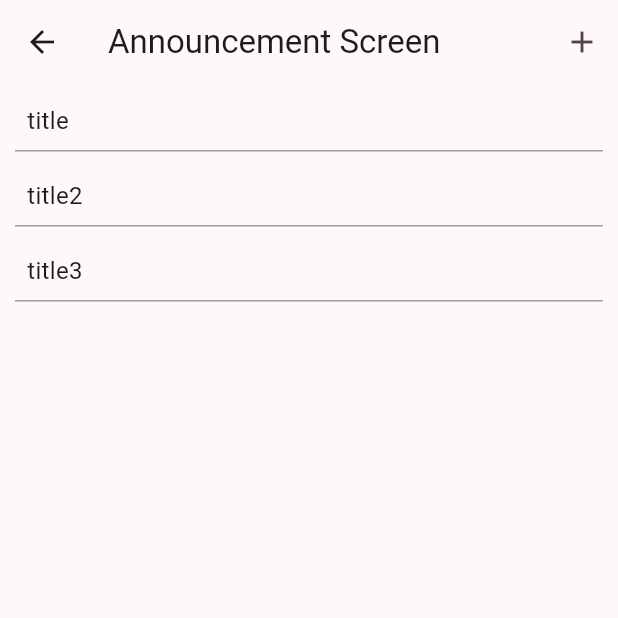
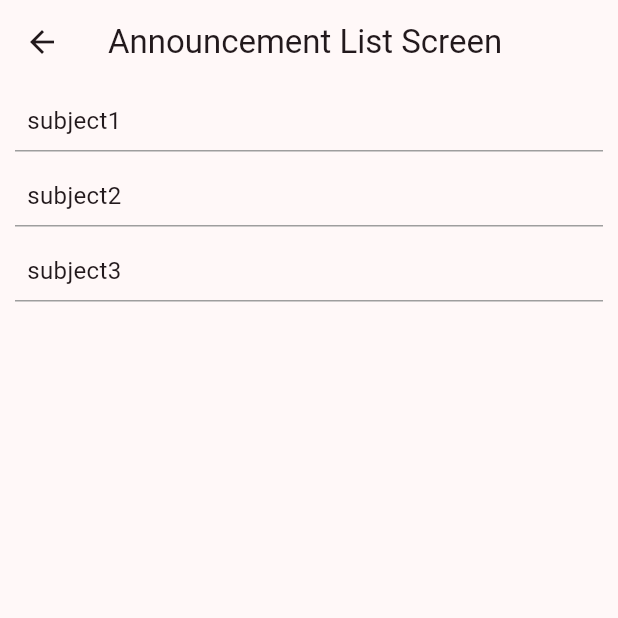
Before and after one commit to Team-BBUL/parttime-scheduler-front-employee, a Flutter app: the screen it shows after launch, after a tap on the "add" icon, on a phone screen of 412 x 824 dp, the top half of it. Run offline on Flutter 3.47's test engine with Material 2 defaults, Android fonts, the phone set to English and light mode, and no system bars; our stand-ins replace flutter_layout_grid, flutter_svg.

Commit message:
공지사항 조회 화면 구현

```diff
--- a/lib/data/model/announcement.dart
+++ b/lib/data/model/announcement.dart
@@ -1,12 +1,28 @@
 class Announcement{
-  String title;
-  String content;
+  String id;
+  String subject;
+  String body;
+  String photo;
+  String timestamp;
 
-  Announcement({required this.title, required this.content});
+  Announcement({required this.id, required this.subject, required this.body, required this.photo, required this.timestamp});
 
-  @override
-  String toString() {
-    // TODO: implement toString
-    return title;
+  factory Announcement.fromJson(Map<String, dynamic> json) {
+    return Announcement(
+      id: json['id'],
+      subject: json['subject'],
+      body: json['body'],
+      photo: json['photo'],
+      timestamp: json['timestamp'],
+    );
+  }
+  Map<String, dynamic> toJson() {
+    return {
+      'id': id,
+      'subject': subject,
+      'body': body,
+      'photo': photo,
+      'timestamp': timestamp,
+    };
   }
 }
--- /dev/null
+++ b/lib/data/repository/announcement_repository.dart
@@ -0,0 +1,6 @@
+import '../model/announcement.dart';
+
+abstract class AnnouncementRepository {
+  Future<dynamic> getAnnouncement(String announcementId);
+  Future<List<dynamic>> getAnnouncementList();
+}
--- /dev/null
+++ b/lib/data/repository/announcement_repository_mock.dart
@@ -0,0 +1,50 @@
+import '../model/announcement.dart';
+import 'announcement_repository.dart';
+
+class MockAnnouncementRepository implements AnnouncementRepository {
+
+  @override
+  Future<dynamic> getAnnouncement(String param1) async {
+    print('MockAnnouncementRepository.getAnnouncement ${param1}}');
+    dynamic mockData = {
+      'id': param1,
+      'subject': 'subject1',
+      'body': 'content1',
+      'photo': 'photo',
+      'timestamp': 'timestamp'
+    };
+    return mockData;
+  }
+
+  @override
+  Future<List<dynamic>> getAnnouncementList() async {
+    print('MockAnnouncementRepository.getAnnouncementList ${DateTime.now()}}');
+    List<dynamic> testData = [
+      {
+        "id": "1",
+        'subject': 'subject1',
+        'body': 'content1',
+        'photo': 'photo',
+        'timestamp': 'timestamp'
+      },
+      {
+        "id": "2",
+        'subject': 'subject2',
+        'body': 'content2',
+        'photo': 'photo',
+        'timestamp': 'timestamp'
+      },
+      {
+        "id": "3",
+        'subject': 'subject3',
+        'body': 'content3',
+        'photo': 'photo',
+        'timestamp': 'timestamp'
+      }
+    ];
+
+    // 아이템 이름만 추출
+    // final List announcementTitles = testData.map((item) => item['subject']).toList();
+    return testData;
+  }
+}
--- a/lib/view/announcement.dart
+++ /dev/null
@@ -1,96 +0,0 @@
-import 'package:flutter/material.dart';
-import 'package:provider/provider.dart';
-import '../view_model/announcement_view_model.dart';
-
-class AnnouncementScreen extends StatelessWidget{
-  const AnnouncementScreen({super.key});
-
-  @override
-  Widget build(BuildContext context) {
-    return Scaffold(
-      appBar: AppBar(
-        title: const Text('Announcement Screen'),
-          actions: <Widget>[
-            IconButton(
-              icon: const Icon(Icons.add),
-              tooltip: 'Go to the next page',
-              onPressed: () {
-                Navigator.push(context, MaterialPageRoute<void>(
-                  builder: (BuildContext context) => AnnouncementCreateScreen(),
-                ));
-              },
-            ),
-          ]
-      ),
-      body: Consumer<AnnouncementViewModel>(
-        builder:(context, viewModel,child){
-          return Column(
-            mainAxisAlignment: MainAxisAlignment.start,
-            children: viewModel.announcement
-            .map((e) => Container(
-                margin: const EdgeInsets.symmetric(vertical: 5,horizontal: 10),
-                decoration: const BoxDecoration(
-                  border: Border(
-                      bottom : BorderSide(width: 1, color: Colors.grey)
-                  ),
-                ),
-                child: Row(
-                  children: [
-                    Padding(
-                      padding: EdgeInsets.all(8),
-                      child: Text(e.title, style: TextStyle(fontSize: 16)),
-                    ),
-                  ],
-                )
-            )).toList(),
-          );
-        }
-      ),
-    );
-  }
-}
-
-class AnnouncementCreateScreen extends StatefulWidget{
-  const AnnouncementCreateScreen({super.key});
-
-  @override
-  State<StatefulWidget> createState() => _AnnouncementCreateState();
-
-}
-class _AnnouncementCreateState extends State<AnnouncementCreateScreen>{
-  @override
-  Widget build(BuildContext context) {
-    return Scaffold(
-      appBar: AppBar(
-        title: const Text('Create Announcement Screen'),
-      ),
-      body: Padding(
-        padding: const EdgeInsets.all(8),
-        child: Column(
-          children: [
-            TextFormField(
-              decoration: const InputDecoration(
-                border: UnderlineInputBorder(),
-                labelText: '글 제목',
-              ),
-            ),
-            const TextField(
-              decoration: InputDecoration(
-                labelText: '내용을 입력하세요',
-              ),
-            ),
-          ],
-        )
-      ),
-      bottomSheet: Padding(
-        padding: const EdgeInsets.all(8),
-        child:Row(
-          children: [
-            Image.asset('assets/image/no-image.png')
-          ],
-        )
-      ),
-    );
-  }
-
-}
--- /dev/null
+++ b/lib/view/announcement_list.dart
@@ -0,0 +1,51 @@
+import 'package:flutter/material.dart';
+import 'package:provider/provider.dart';
+import 'package:sidam_employee/view/announcement_page.dart';
+import '../view_model/announcement_view_model.dart';
+
+class AnnouncementListScreen extends StatelessWidget{
+  const AnnouncementListScreen({super.key});
+
+  @override
+  Widget build(BuildContext context) {
+    return Scaffold(
+      appBar: AppBar(
+          title: const Text('Announcement List Screen'),
+      ),
+      body: Consumer<AnnouncementViewModel>(
+          builder:(context, viewModel,child){
+            return Column(
+              mainAxisAlignment: MainAxisAlignment.start,
+              children: viewModel.announcementList
+                  .map((announcement) => Container(
+                  margin: const EdgeInsets.symmetric(vertical: 5,horizontal: 10),
+                  decoration: const BoxDecoration(
+                    border: Border(
+                        bottom : BorderSide(width: 1, color: Colors.grey)
+                    ),
+                  ),
+                  child: Row(
+                    children: [
+                      GestureDetector(
+                        onTap: () {
+                          Navigator.push(context, MaterialPageRoute(
+                              builder: (context) => AnnouncementDetailPage(),
+                              settings: RouteSettings(arguments: {
+                                "id" : announcement.id,
+                              })));
+                        },
+                        child : Padding(
+                          padding: EdgeInsets.all(8),
+                          child: Text(announcement.subject, style: TextStyle(fontSize: 16)),
+                        ),
+                      ),
+
+                    ],
+                  )
+              )).toList(),
+            );
+          }
+      ),
+    );
+  }
+}
--- a/lib/view/announcement_page.dart
+++ b/lib/view/announcement_page.dart
@@ -1,7 +1,10 @@
 import 'package:flutter/cupertino.dart';
 import 'package:provider/provider.dart';
-import 'package:sidam_employee/view/announcement.dart';
+import 'package:sidam_employee/view/announcement_list.dart';
 import 'package:sidam_employee/view_model/announcement_view_model.dart';
+
+import '../data/repository/announcement_repository_mock.dart';
+import 'announcement_detail.dart';
 
 class AnnouncementPage extends StatelessWidget {
   const AnnouncementPage({super.key});
@@ -9,7 +12,17 @@ class AnnouncementPage extends StatelessWidget {
   @override
   Widget build(BuildContext context) {
     return ChangeNotifierProvider<AnnouncementViewModel>(
-        create: (_) => AnnouncementViewModel(),
-        child: const AnnouncementScreen());
+        create: (_) => AnnouncementViewModel(MockAnnouncementRepository()),
+        child: const AnnouncementListScreen());
+  }
+}class AnnouncementDetailPage extends StatelessWidget {
+  const AnnouncementDetailPage({super.key});
+
+  @override
+  Widget build(BuildContext context) {
+    final arguments = ModalRoute.of(context)?.settings.arguments as Map<String, dynamic>?;
+    return ChangeNotifierProvider<AnnouncementViewModel>(
+        create: (_) => AnnouncementViewModel.withArguments(MockAnnouncementRepository(),arguments!),
+        child: const AnnouncementDetailScreen());
   }
 }
--- a/lib/view_model/announcement_view_model.dart
+++ b/lib/view_model/announcement_view_model.dart
@@ -1,12 +1,41 @@
 import 'package:flutter/material.dart';
+import 'package:flutter_layout_grid/flutter_layout_grid.dart';
 import 'package:sidam_employee/data/model/announcement.dart';
 
-class AnnouncementViewModel extends ChangeNotifier{
+import '../data/repository/announcement_repository.dart';
 
-  List<Announcement> _announcements = [
-    Announcement(title: "title", content: "1번글입니다"),
-    Announcement(title: "title2",content: "2번글입니다"),
-    Announcement(title: "title3",content: "3번글입니다")
-  ];
-  List<Announcement> get announcement => _announcements;
+class AnnouncementViewModel extends ChangeNotifier {
+  AnnouncementRepository announcementRepository;
+  List<String> imagePaths = [];
+  bool isEditMode = false;
+  bool isCreateMode = false;
+  Announcement announcement = Announcement(id: '', subject: '', body: '', photo: '', timestamp: '');
+  List<Announcement> announcementList =[];
+
+  AnnouncementViewModel(this.announcementRepository){
+    fetchAnnouncementList();
+  }
+  AnnouncementViewModel.withArguments(this.announcementRepository,Map<String,dynamic> arguments) {
+    fetchAnnouncement(arguments['id']);
+  }
+
+  Future<void> fetchAnnouncement(String announcementId) async {
+    try {
+      final result = await announcementRepository.getAnnouncement(announcementId);
+      announcement = Announcement.fromJson(result);
+      notifyListeners();
+    } catch (e) {
+      // 에러 처리 로직
+    }
+  }
+  Future<void> fetchAnnouncementList() async {
+    try {
+      final result = await announcementRepository.getAnnouncementList();
+      announcementList = result.map((json) => Announcement.fromJson(json)).toList();
+      notifyListeners();
+    } catch (e) {
+      // 에러 처리 로직
+      print(e);
+    }
+  }
 }
```
Also changed, not shown: lib/view/announcement_detail.dart (added, +107 -0 lines).
